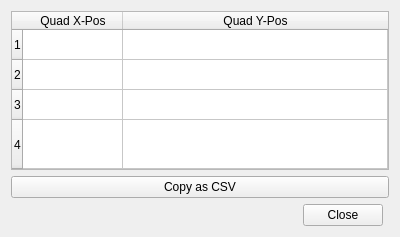
Old version of the form geoAssembler/qt/editor/load_detector.ui in the repository European-XFEL/geoAssembler.
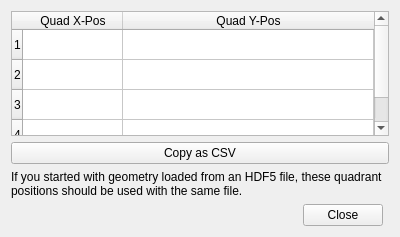
New version of the form.

Commit message: Add note about usage of quadrant positions

The edit to the form file:
```diff
--- a/geoAssembler/qt/editor/load_detector.ui
+++ b/geoAssembler/qt/editor/load_detector.ui
@@ -16,7 +16,7 @@
   <layout class="QVBoxLayout" name="verticalLayout">
    <item>
     <layout class="QGridLayout" name="gridLayout">
-     <item row="2" column="0">
+     <item row="3" column="0">
       <widget class="QDialogButtonBox" name="buttonBox">
        <property name="standardButtons">
         <set>QDialogButtonBox::Close</set>
@@ -76,6 +76,16 @@
        </column>
       </widget>
      </item>
+     <item row="2" column="0">
+      <widget class="QLabel" name="label">
+       <property name="text">
+        <string>If you started with geometry loaded from an HDF5 file, these quadrant positions should be used with the same file.</string>
+       </property>
+       <property name="wordWrap">
+        <bool>true</bool>
+       </property>
+      </widget>
+     </item>
     </layout>
    </item>
   </layout>
```
